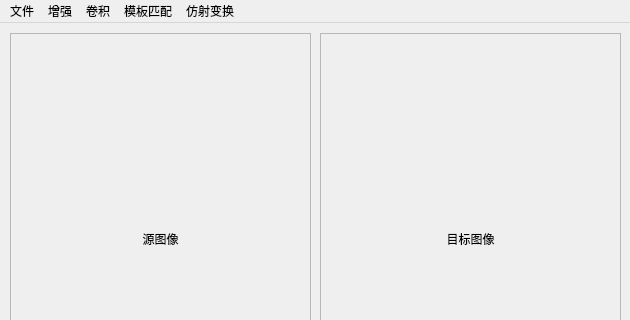
ShawnZhang31/Mac-OpenCV-QT5.6, file mainwindow.ui: the form before one commit; both pictures show x 0 to 630 and y 0 to 320 of the 630 by 514 pixel window.
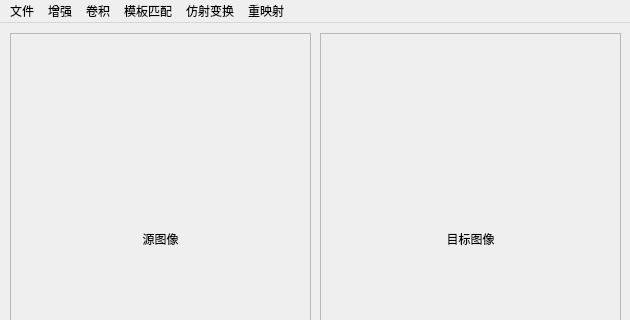
The form after the commit.

Commit message: 完成重映射的模块

```diff
--- a/mainwindow.ui
+++ b/mainwindow.ui
@@ -141,11 +141,23 @@
     <addaction name="actionWrapAffine"/>
     <addaction name="actionRotateWrapAffine"/>
    </widget>
+   <widget class="QMenu" name="menu_6">
+    <property name="title">
+     <string>重映射</string>
+    </property>
+    <addaction name="actionRemapCopy"/>
+    <addaction name="actionRemapX"/>
+    <addaction name="actionRemapY"/>
+    <addaction name="actionRemapSmall"/>
+    <addaction name="actionRemapRotate"/>
+    <addaction name="actionRemapDiagontal"/>
+   </widget>
    <addaction name="menu"/>
    <addaction name="menu_2"/>
    <addaction name="menu_3"/>
    <addaction name="menu_4"/>
    <addaction name="menu_5"/>
+   <addaction name="menu_6"/>
   </widget>
   <widget class="QStatusBar" name="statusBar"/>
   <action name="action_Open_TestImage">
```
Left out of the diff: 30 changed lines with no effect on the pictures. The commit also changes 2 other files.
